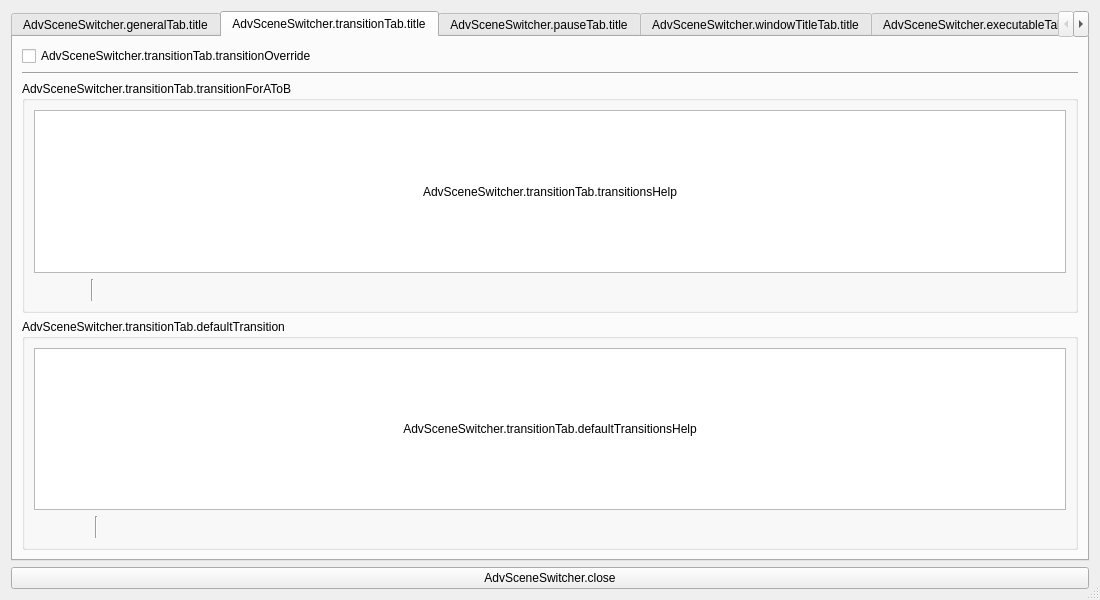
Above: forms/advanced-scene-switcher.ui from WarmUpTill/SceneSwitcher before the change. Below: the same form after it.
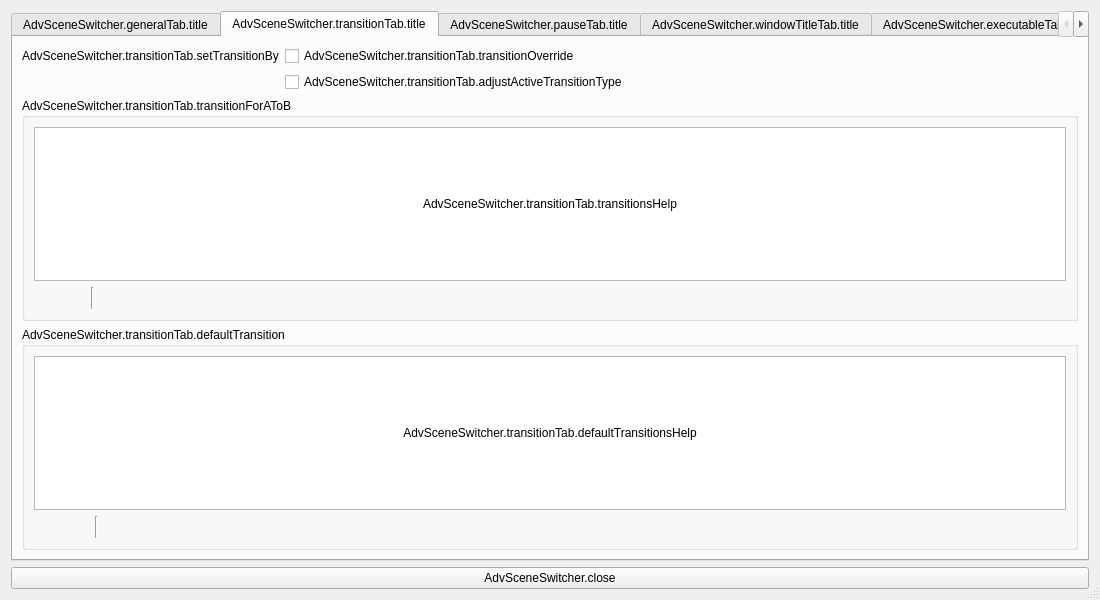
That is the form after the change. The open tabs and pages were chosen to show the change. Icons and pictures are not drawn.

Commit message:
Add option to use transition overrides for transition changes (#164)
* Adjust switchScene() signature to support adjustActiveTransitionType and verbose parameters and only change the transition type if adjustActiveTransitionType, otherwise rely on transition overrides

* Add new adjustActiveTransitionType checkbox

* save and load adjustActiveTransitionType

* Add check to either enable transition type change or use of transition
overrides

* Add locale

* Adjust layout and locale

```diff
--- a/forms/advanced-scene-switcher.ui
+++ b/forms/advanced-scene-switcher.ui
@@ -566,18 +566,42 @@
       </attribute>
       <layout class="QVBoxLayout" name="verticalLayout_15">
        <item>
+        <layout class="QGridLayout" name="gridLayout_5">
+         <item row="1" column="1">
+          <widget class="QCheckBox" name="adjustActiveTransitionType">
+           <property name="text">
+            <string>AdvSceneSwitcher.transitionTab.adjustActiveTransitionType</string>
+           </property>
+          </widget>
+         </item>
+         <item row="0" column="0">
+          <widget class="QLabel" name="label_12">
+           <property name="text">
+            <string>AdvSceneSwitcher.transitionTab.setTransitionBy</string>
+           </property>
+          </widget>
+         </item>
+         <item row="0" column="1">
         <widget class="QCheckBox" name="transitionOverridecheckBox">
          <property name="text">
           <string>AdvSceneSwitcher.transitionTab.transitionOverride</string>
          </property>
         </widget>
        </item>
-       <item>
-        <widget class="Line" name="line_17">
+         <item row="0" column="2">
+          <spacer name="horizontalSpacer_9">
          <property name="orientation">
           <enum>Qt::Horizontal</enum>
          </property>
-        </widget>
+           <property name="sizeHint" stdset="0">
+            <size>
+             <width>40</width>
+             <height>20</height>
+            </size>
+           </property>
+          </spacer>
+         </item>
+        </layout>
        </item>
        <item>
         <widget class="QGroupBox" name="transitionsGroup">
```
Lines whose indentation alone changed are shown as unchanged. The commit also changes 7 other files.
